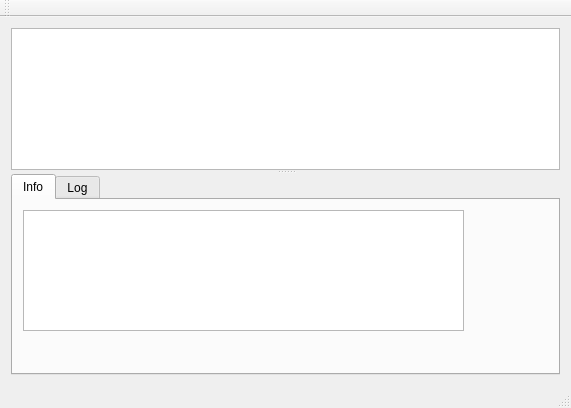
First picture: the form in teQuilla/mainwindow.ui, repository zhmu/tortilla, before the edit.
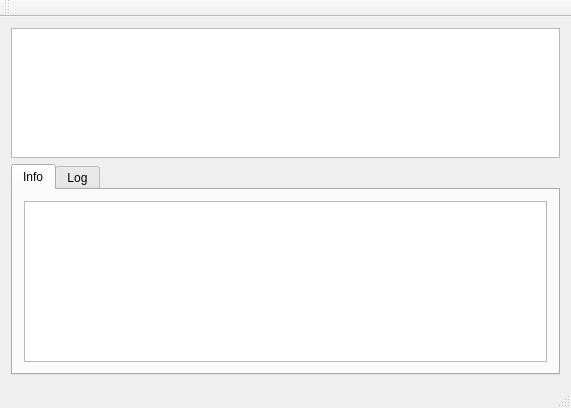
Second picture: the form after the edit.

Commit message: Alligned table with peers info to resize with tab.

```diff
--- a/teQuilla/mainwindow.ui
+++ b/teQuilla/mainwindow.ui
@@ -14,12 +14,8 @@
    <string>MainWindow</string>
   </property>
   <widget class="QWidget" name="centralWidget">
-   <layout class="QVBoxLayout" name="verticalLayout">
+   <layout class="QVBoxLayout" name="verticalLayout_3">
     <item>
-     <widget class="QSplitter" name="splitter">
-      <property name="orientation">
-       <enum>Qt::Vertical</enum>
-      </property>
       <widget class="QTableView" name="tableTorrents">
        <property name="sizePolicy">
         <sizepolicy hsizetype="Expanding" vsizetype="Expanding">
@@ -37,6 +33,8 @@
         <enum>QAbstractItemView::SelectRows</enum>
        </property>
       </widget>
+    </item>
+    <item>
       <widget class="QTabWidget" name="tabWidget">
        <property name="sizePolicy">
         <sizepolicy hsizetype="Expanding" vsizetype="Expanding">
@@ -57,16 +55,15 @@
         <attribute name="title">
          <string>Info</string>
         </attribute>
-        <widget class="QTableView" name="tablePeers">
-         <property name="geometry">
-          <rect>
-           <x>10</x>
-           <y>10</y>
-           <width>441</width>
-           <height>121</height>
-          </rect>
-         </property>
-        </widget>
+       <layout class="QHBoxLayout" name="horizontalLayout">
+        <item>
+         <layout class="QVBoxLayout" name="verticalLayout">
+          <item>
+           <widget class="QTableView" name="tablePeers"/>
+          </item>
+         </layout>
+        </item>
+       </layout>
        </widget>
        <widget class="QWidget" name="tab2">
         <attribute name="title">
@@ -104,7 +101,6 @@
         </layout>
        </widget>
       </widget>
-     </widget>
     </item>
    </layout>
   </widget>
```
Left out of the diff: 2 changed lines with no effect on the pictures. Lines whose indentation alone changed are shown as unchanged. The commit also changes 5 other files.
